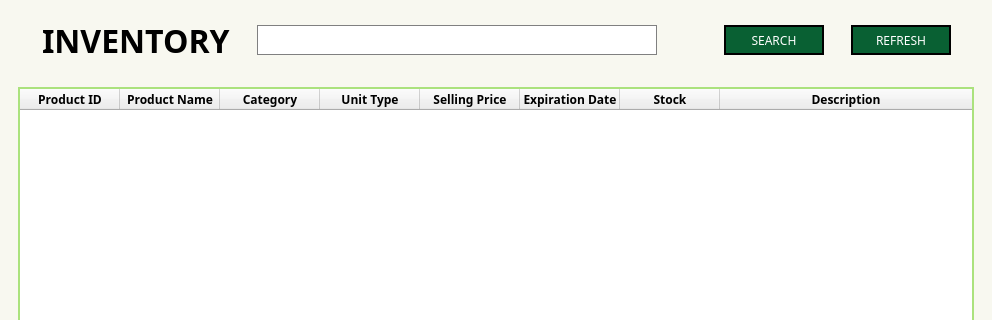
Above: Screens/MainMenuScreens/Inventory/Inventory.ui from Bideiro/Ranil_project_py before the change; both pictures show x 0 to 992 and y 0 to 320 of the 992 by 500 pixel window. Below: the same form after it.
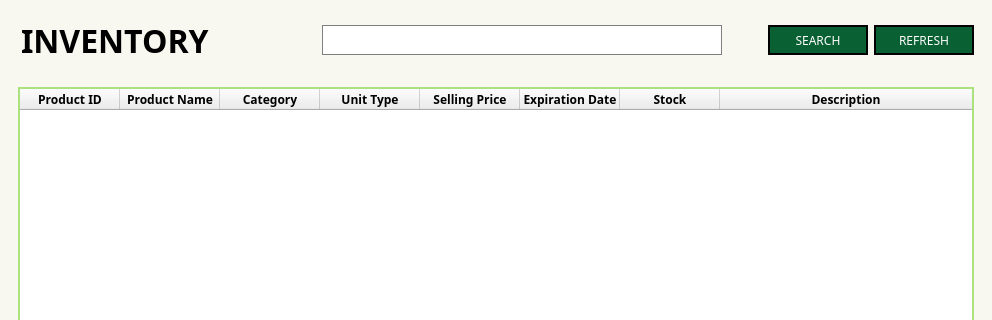
That is the form after the change.

What changed in the file:
```diff
--- a/Screens/MainMenuScreens/Inventory/Inventory.ui
+++ b/Screens/MainMenuScreens/Inventory/Inventory.ui
@@ -77,6 +77,19 @@
             </property>
            </widget>
           </item>
+          <item>
+           <spacer name="horizontalSpacer">
+            <property name="orientation">
+             <enum>Qt::Horizontal</enum>
+            </property>
+            <property name="sizeHint" stdset="0">
+             <size>
+              <width>40</width>
+              <height>20</height>
+             </size>
+            </property>
+           </spacer>
+          </item>
           <item>
            <widget class="QLineEdit" name="search_LE">
             <property name="sizePolicy">
```
